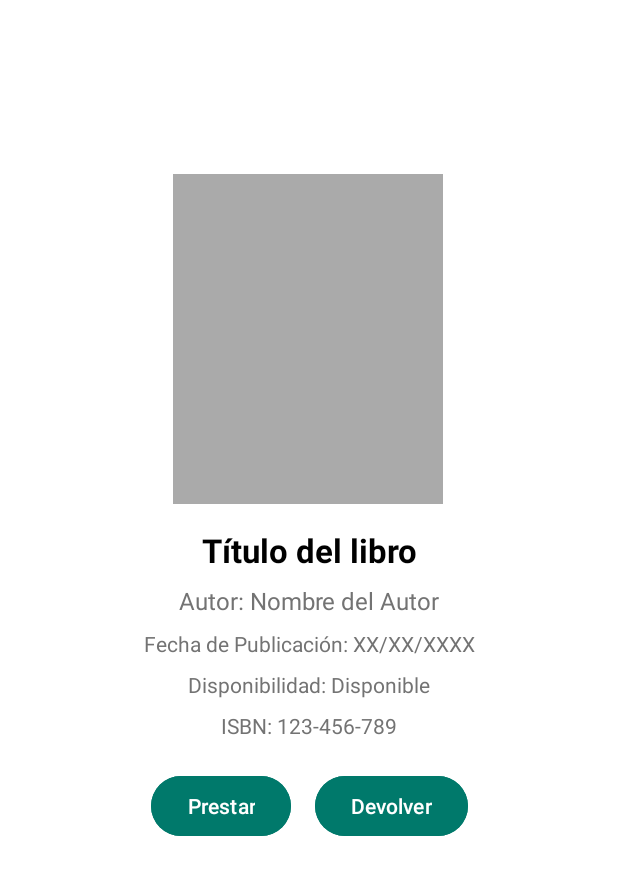
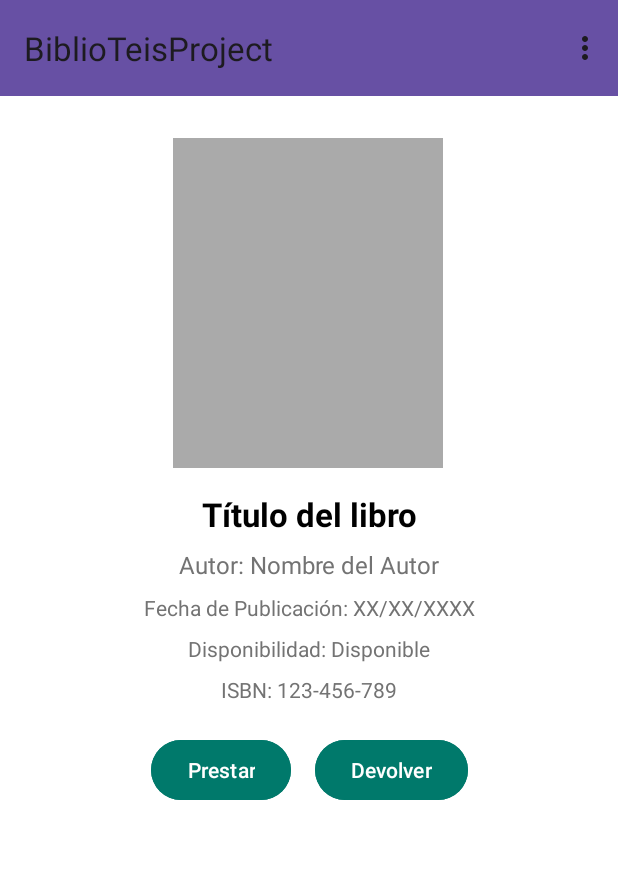
Before and after one commit to Semperz/BiblioTeisProject, an Android app: the BookDetailActivity screen opened directly, with no data from a screen before it, on a phone screen of 412 x 824 dp. Shown: the top 875 px of the screen. Run offline under Robolectric (Android 15) with nearby library versions, the phone set to English and light mode, and no system bars.

```diff
--- a/app/src/main/AndroidManifest.xml
+++ b/app/src/main/AndroidManifest.xml
@@ -36,6 +36,9 @@
         <activity
             android:name=".Profile.ProfileActivity"
             android:exported="false" />
+        <activity
+            android:name=".scanner.ScannerQRActivity"
+            android:exported="false" />
     </application>
 
 </manifest>
--- a/app/src/main/java/com/example/biblioteisproject/details/BookDetailActivity.java
+++ b/app/src/main/java/com/example/biblioteisproject/details/BookDetailActivity.java
@@ -2,23 +2,35 @@ package com.example.biblioteisproject.details;
 
 import android.annotation.SuppressLint;
 
+import android.content.Intent;
 import android.os.Bundle;
+import android.view.Menu;
+import android.view.MenuInflater;
+import android.view.MenuItem;
 import android.widget.Button;
 import android.widget.ImageView;
 import android.widget.TextView;
 import android.widget.Toast;
+import androidx.appcompat.widget.Toolbar;
 
+import androidx.annotation.NonNull;
 import androidx.appcompat.app.AppCompatActivity;
+import androidx.core.view.MenuProvider;
 import androidx.lifecycle.ViewModelProvider;
 import com.example.biblioteisproject.API.models.Book;
 import com.example.biblioteisproject.API.models.User;
 import com.example.biblioteisproject.API.repository.BookLendingRepository;
 import com.example.biblioteisproject.API.repository.BookRepository;
 import com.example.biblioteisproject.API.repository.UserProvider;
+import com.example.biblioteisproject.AvailableBooks.AvailableBooks;
+import com.example.biblioteisproject.Profile.ProfileActivity;
 import com.example.biblioteisproject.R;
+
+import com.example.biblioteisproject.scanner.ScannerQRActivity;
 
 import java.io.IOException;
 import java.util.List;
+import java.util.Scanner;
 
 import okhttp3.ResponseBody;
 
@@ -30,6 +42,8 @@ public class BookDetailActivity extends AppCompatActivity {
     User user;
     BookLendingRepository bookLendingRepository;
     BookDetailVM bookDetailVM;
+
+    Toolbar tbMenuBD;
 
     @Override
     protected void onCreate(Bundle savedInstanceState) {
@@ -43,8 +57,9 @@ public class BookDetailActivity extends AppCompatActivity {
 
         int _book = getIntent().getIntExtra("book", -1);
 
-        assert _book != -1;
-        bookDetailVM.fetchBook(_book);
+        if (_book != -1) {
+            bookDetailVM.fetchBook(_book);
+        }
         bookDetailVM.getBook().observe(this, book -> {
             updateUI(book);
         });
@@ -57,7 +72,40 @@ public class BookDetailActivity extends AppCompatActivity {
         btnDevolver.setOnClickListener(view ->
                 returnBook());
 
+        setSupportActionBar(tbMenuBD);
 
+        addMenuProvider(new MenuProvider() {
+            @Override
+            public void onCreateMenu(@NonNull Menu menu, @NonNull MenuInflater menuInflater) {
+                menuInflater.inflate(R.menu.menu_principal, menu);
+            }
+
+            @Override
+            public boolean onMenuItemSelected(@NonNull MenuItem menuItem) {
+
+                int id= menuItem.getItemId();
+
+                if (id == R.id.LibrosDisponibles){
+                    Intent intent = new Intent(BookDetailActivity.this, AvailableBooks.class);
+                    startActivity(intent);
+                    return true;
+                }
+
+                if (id == R.id.Perfil){
+                    Intent intent = new Intent(BookDetailActivity.this, ProfileActivity.class);
+                    startActivity(intent);
+                    return true;
+                }
+
+                if (id == R.id.Escaner){
+                    Intent intent = new Intent(BookDetailActivity.this, ScannerQRActivity.class);
+                    startActivityForResult(intent, 0);
+                    return true;
+                }
+
+                return false;
+            }
+        });
 
     }
 
@@ -70,6 +118,7 @@ public class BookDetailActivity extends AppCompatActivity {
         tvISBN = findViewById(R.id.tvISBN);
         btnPrestar = findViewById(R.id.btnPrestar);
         btnDevolver = findViewById(R.id.btnDevolver);
+        tbMenuBD = findViewById(R.id.tbMenuBD);
         bookLendingRepository = new BookLendingRepository();
     }
 
--- a/app/src/main/res/layout/activity_book_detail.xml
+++ b/app/src/main/res/layout/activity_book_detail.xml
@@ -1,18 +1,43 @@
 <?xml version="1.0" encoding="utf-8"?>
-<androidx.constraintlayout.widget.ConstraintLayout xmlns:android="http://schemas.android.com/apk/res/android"
+
+
+<androidx.constraintlayout.widget.ConstraintLayout
+    xmlns:android="http://schemas.android.com/apk/res/android"
     xmlns:app="http://schemas.android.com/apk/res-auto"
     xmlns:tools="http://schemas.android.com/tools"
+    android:layout_width="match_parent"
+    android:layout_height="match_parent"
+    tools:layout_editor_absoluteX="1dp"
+    tools:layout_editor_absoluteY="1dp">
+
+    <androidx.appcompat.widget.Toolbar
+        android:id="@+id/tbMenuBD"
+        android:layout_width="match_parent"
+        android:layout_height="wrap_content"
+        android:background="?attr/colorPrimary"
+        android:minHeight="?attr/actionBarSize"
+        android:theme="?attr/actionBarTheme"
+        app:layout_constraintEnd_toEndOf="parent"
+        app:layout_constraintStart_toStartOf="parent"
+        app:layout_constraintTop_toTopOf="parent" />
+
+    <androidx.constraintlayout.widget.ConstraintLayout
         android:id="@+id/main"
         android:layout_width="match_parent"
         android:layout_height="match_parent"
+        android:layout_marginTop="64dp"
         android:background="@color/white"
+        app:layout_constraintEnd_toEndOf="parent"
+        app:layout_constraintHorizontal_bias="0.0"
+        app:layout_constraintStart_toStartOf="parent"
+        app:layout_constraintTop_toBottomOf="@+id/tbMenuBD"
         tools:context=".details.BookDetailActivity">
 
         <ImageView
             android:id="@+id/ImgLibro"
             android:layout_width="180dp"
             android:layout_height="220dp"
-        android:layout_marginTop="116dp"
+            android:layout_marginTop="28dp"
             android:adjustViewBounds="true"
             android:background="@android:color/darker_gray"
             android:contentDescription="Portada del libro"
@@ -27,72 +52,72 @@
             android:id="@+id/tvTitle"
             android:layout_width="wrap_content"
             android:layout_height="wrap_content"
+            android:layout_marginTop="16dp"
             android:text="Título del libro"
+            android:textAlignment="center"
+            android:textColor="@color/black"
             android:textSize="22sp"
             android:textStyle="bold"
-        android:textColor="@color/black"
-        android:textAlignment="center"
-        app:layout_constraintTop_toBottomOf="@id/ImgLibro"
+            app:layout_constraintEnd_toEndOf="parent"
             app:layout_constraintStart_toStartOf="parent"
-        app:layout_constraintEnd_toEndOf="parent"
-        android:layout_marginTop="16dp" />
+            app:layout_constraintTop_toBottomOf="@id/ImgLibro" />
 
         <TextView
             android:id="@+id/tvAutor"
             android:layout_width="wrap_content"
             android:layout_height="wrap_content"
+            android:layout_marginTop="8dp"
             android:text="Autor: Nombre del Autor"
+            android:textColor="@color/gray"
             android:textSize="16sp"
-        android:textColor="@color/gray"
-        app:layout_constraintTop_toBottomOf="@id/tvTitle"
+            app:layout_constraintEnd_toEndOf="parent"
             app:layout_constraintStart_toStartOf="parent"
-        app:layout_constraintEnd_toEndOf="parent"
-        android:layout_marginTop="8dp" />
+            app:layout_constraintTop_toBottomOf="@id/tvTitle" />
 
         <TextView
             android:id="@+id/tvFechaPubli"
             android:layout_width="wrap_content"
             android:layout_height="wrap_content"
+            android:layout_marginTop="8dp"
             android:text="Fecha de Publicación: XX/XX/XXXX"
+            android:textColor="@color/gray"
             android:textSize="14sp"
-        android:textColor="@color/gray"
-        app:layout_constraintTop_toBottomOf="@id/tvAutor"
+            app:layout_constraintEnd_toEndOf="parent"
             app:layout_constraintStart_toStartOf="parent"
-        app:layout_constraintEnd_toEndOf="parent"
-        android:layout_marginTop="8dp" />
+            app:layout_constraintTop_toBottomOf="@id/tvAutor" />
 
         <TextView
             android:id="@+id/tvDisponibilidad"
             android:layout_width="wrap_content"
             android:layout_height="wrap_content"
+            android:layout_marginTop="8dp"
             android:text="Disponibilidad: Disponible"
+            android:textColor="@color/gray"
             android:textSize="14sp"
-        android:textColor="@color/gray"
-        app:layout_constraintTop_toBottomOf="@id/tvFechaPubli"
+            app:layout_constraintEnd_toEndOf="parent"
             app:layout_constraintStart_toStartOf="parent"
-        app:layout_constraintEnd_toEndOf="parent"
-        android:layout_marginTop="8dp" />
+            app:layout_constraintTop_toBottomOf="@id/tvFechaPubli" />
 
         <TextView
             android:id="@+id/tvISBN"
             android:layout_width="wrap_content"
             android:layout_height="wrap_content"
+            android:layout_marginTop="8dp"
             android:text="ISBN: 123-456-789"
+            android:textColor="@color/gray"
             android:textSize="14sp"
-        android:textColor="@color/gray"
-        app:layout_constraintTop_toBottomOf="@id/tvDisponibilidad"
+            app:layout_constraintEnd_toEndOf="parent"
             app:layout_constraintStart_toStartOf="parent"
-        app:layout_constraintEnd_toEndOf="parent"
-        android:layout_marginTop="8dp" />
+            app:layout_constraintTop_toBottomOf="@id/tvDisponibilidad" />
 
         <LinearLayout
             android:layout_width="wrap_content"
             android:layout_height="wrap_content"
+            android:layout_marginTop="20dp"
             android:orientation="horizontal"
-        android:layout_marginTop="20dp"
-        app:layout_constraintTop_toBottomOf="@id/tvISBN"
+            app:layout_constraintEnd_toEndOf="parent"
             app:layout_constraintStart_toStartOf="parent"
-        app:layout_constraintEnd_toEndOf="parent">
+            app:layout_constraintTop_toBottomOf="@id/tvISBN">
 
             <Button
                 android:id="@+id/btnPrestar"
@@ -112,4 +137,7 @@
                 android:textColor="@android:color/white" />
         </LinearLayout>
 
+
     </androidx.constraintlayout.widget.ConstraintLayout>
+
+</androidx.constraintlayout.widget.ConstraintLayout>
--- a/app/src/main/res/menu/menu_principal.xml
+++ b/app/src/main/res/menu/menu_principal.xml
@@ -7,4 +7,7 @@
     <item
         android:id="@+id/Perfil"
         android:title="Perfil" />
+    <item
+        android:id="@+id/Escaner"
+        android:title="Escaner" />
 </menu>
```
Also changed, not shown: app/build.gradle.kts (+6 -1 lines), app/src/main/java/com/example/biblioteisproject/AvailableBooks/AvailableBooks.java (+43 -0 lines), app/src/main/java/com/example/biblioteisproject/menu/MenuWindow.java (+8 -0 lines), app/src/main/java/com/example/biblioteisproject/scanner/ScannerQRActivity.java (added, +54 -0 lines), app/src/main/res/layout/activity_available_books.xml (+53 -26 lines), app/src/main/res/layout/activity_scanner_qr.xml (added, +10 -0 lines), 1 other file. Lines whose indentation alone changed are shown as unchanged.
